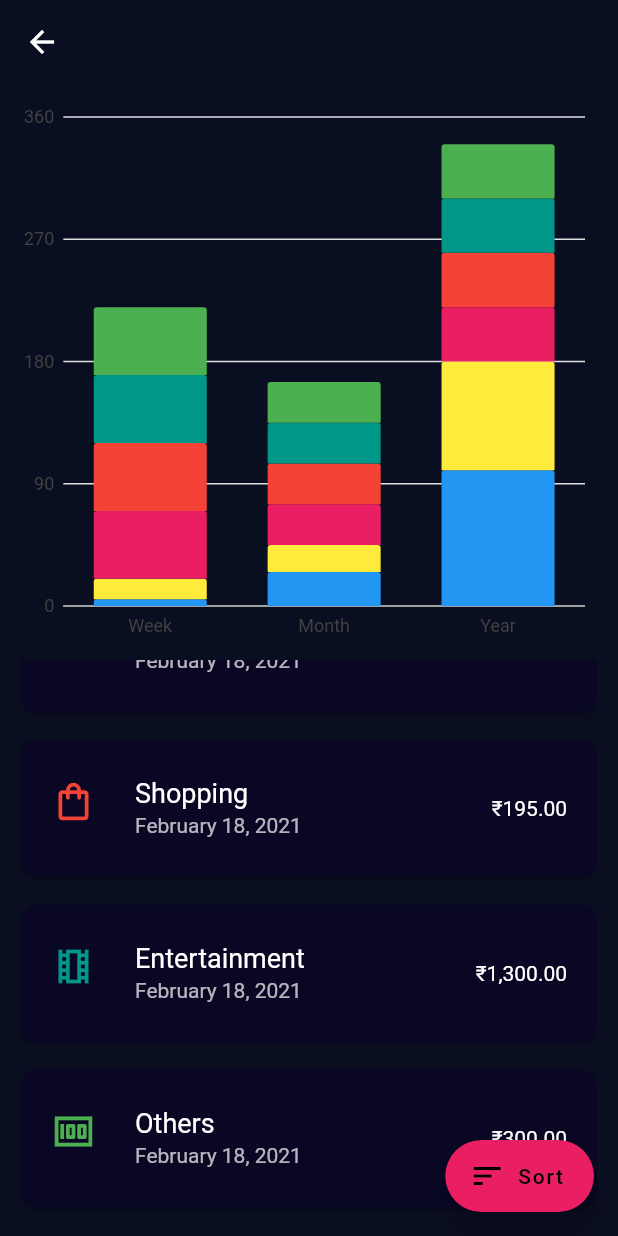
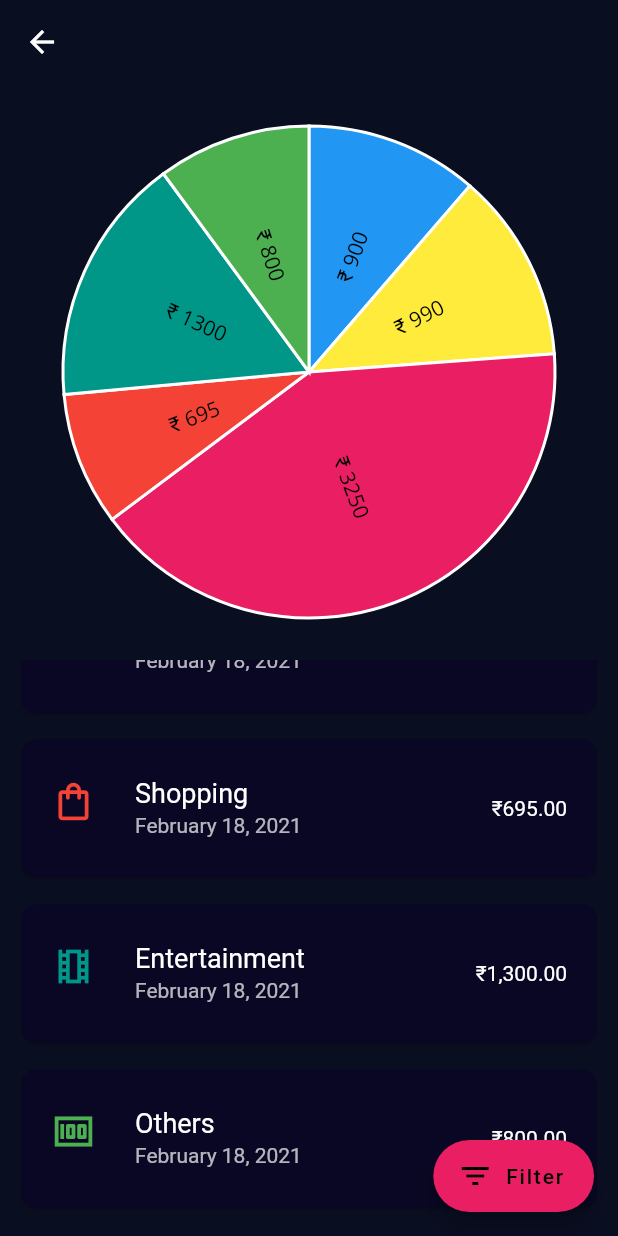
Before and after one commit to be-krishna/expensive, a Flutter app: the ExpenseHistory screen opened directly, scrolled down 296 dp, on a phone screen of 412 x 824 dp. Run offline on Flutter 3.47's test engine with Material 2 defaults, Android fonts, the phone set to English and light mode, and no system bars; our stand-ins replace charts_flutter, font_awesome_flutter.

Commit message:
added charts

```diff
--- a/assets/expense.json
+++ b/assets/expense.json
@@ -145,5 +145,19 @@
         "amount": 500.0,
         "category": 3,
         "note": "Random"
+    },
+    {
+        "date": 20210217,
+        "time": "16:45",
+        "amount": 500.0,
+        "category": 5,
+        "note": "To Shank"
+    },
+    {
+        "date": 20210218,
+        "time": "12:45",
+        "amount": 500.0,
+        "category": 2,
+        "note": "Tie"
     }
 ]
--- a/lib/main.dart
+++ b/lib/main.dart
@@ -1,7 +1,7 @@
-import 'package:expensive/models/expense_data.dart';
 import 'package:flutter/material.dart';
 import 'package:provider/provider.dart';
 
+import 'models/expense_data.dart';
 import 'screens/dashboard.dart';
 
 void main() => runApp(MyApp());
--- a/lib/models/expense_data.dart
+++ b/lib/models/expense_data.dart
@@ -1,9 +1,9 @@
-import 'dart:collection';
 import 'dart:convert';
 
-import 'expense.dart';
 import 'package:flutter/material.dart';
 import 'package:flutter/services.dart' show rootBundle;
+
+import 'expense.dart';
 
 class ExpenseData extends ChangeNotifier {
   ExpenseData() {
--- a/lib/screens/expense_history.dart
+++ b/lib/screens/expense_history.dart
@@ -27,7 +27,7 @@ class _ExpenseHistoryState extends State<ExpenseHistory> {
           Expanded(
               child: Padding(
             padding: const EdgeInsets.all(8.0),
-            child: StatsChart.withSampleData(),
+            child: StatsChart(),
           )),
           Expanded(
             child: ListView(
@@ -79,8 +79,8 @@ class _ExpenseHistoryState extends State<ExpenseHistory> {
       ),
       floatingActionButton: FloatingActionButton.extended(
         backgroundColor: Colors.pink,
-        icon: Icon(Icons.sort),
-        label: Text("Sort"),
+        icon: Icon(Icons.filter_list),
+        label: Text("Filter"),
         onPressed: () async {
           List<Expense> _list = await showModalBottomSheet(
             backgroundColor: Color(0xff0a0e21),
--- a/lib/screens/recent_expenses.dart
+++ b/lib/screens/recent_expenses.dart
@@ -1,7 +1,7 @@
-import 'package:expensive/models/expense.dart';
 import 'package:flutter/material.dart';
 import 'package:provider/provider.dart';
 
+import '../models/expense.dart';
 import '../models/expense_data.dart';
 import '../widgets/list_item.dart';
 
@@ -46,8 +46,8 @@ class _RecentExpenseState extends State<RecentExpense> {
       ),
       floatingActionButton: FloatingActionButton.extended(
         backgroundColor: Colors.pink,
-        icon: Icon(Icons.sort),
-        label: Text("Sort"),
+        icon: Icon(Icons.filter_list),
+        label: Text("Filter"),
         onPressed: () async {
           List<Expense> _list = await showModalBottomSheet(
             backgroundColor: Color(0xff0a0e21),
--- a/lib/widgets/dashboard_chart.dart
+++ b/lib/widgets/dashboard_chart.dart
@@ -9,10 +9,10 @@ class DashboardChart extends StatelessWidget {
   @override
   Widget build(BuildContext context) {
     ExpenseData _provider = Provider.of<ExpenseData>(context);
-    var monthsExpense = _provider.totalOfMonth;
-    var weeksExpense = _provider.totalOfWeek;
-    var yearsExpense = _provider.totalOfYear;
-    var daysExpenses = _provider.totalOfDay;
+    var monthsExpense = _provider.totalOfMonth.toInt();
+    var weeksExpense = _provider.totalOfWeek.toInt();
+    var yearsExpense = _provider.totalOfYear.toInt();
+    var daysExpenses = _provider.totalOfDay.toInt();
 
     return new charts.PieChart(
       _createSampleData(
@@ -66,7 +66,21 @@ class DashboardChart extends StatelessWidget {
         domainFn: (GaugeSegment segment, _) => segment.segment,
         measureFn: (GaugeSegment segment, _) => segment.size,
         colorFn: (GaugeSegment segment, _) => segment.color,
+        labelAccessorFn: (GaugeSegment segment, _) =>
+            '${segment.segment.substring(0, 1)}: ₹${segment.size}',
         data: data,
+        outsideLabelStyleAccessorFn: (GaugeSegment segment, _) =>
+            charts.TextStyleSpec(
+          color: charts.Color.white,
+          fontSize: 14,
+          fontFamily: "OpenSans",
+        ),
+        insideLabelStyleAccessorFn: (GaugeSegment segment, _) =>
+            charts.TextStyleSpec(
+          color: charts.Color.white,
+          fontSize: 12,
+          fontFamily: "OpenSans",
+        ),
       )
     ];
   }
@@ -75,7 +89,7 @@ class DashboardChart extends StatelessWidget {
 /// Sample data type.
 class GaugeSegment {
   final String segment;
-  final double size;
+  final int size;
   final charts.Color color;
 
   GaugeSegment(this.segment, this.size, this.color);
--- a/lib/widgets/latest_epense.dart
+++ b/lib/widgets/latest_expense.dart
@@ -1,5 +1,5 @@
-import 'package:expensive/models/expense_data.dart';
-import 'package:expensive/widgets/list_item.dart';
+import '../models/expense_data.dart';
+import 'list_item.dart';
 import 'package:flutter/material.dart';
 import 'package:provider/provider.dart';
 
--- a/lib/widgets/stats_chart.dart
+++ b/lib/widgets/stats_chart.dart
@@ -1,118 +1,99 @@
-/// Bar chart example
+/// Donut chart with labels example. This is a simple pie chart with a hole in
+/// the middle.
+import 'package:charts_flutter/flutter.dart' as charts;
+import 'package:expensive/models/expense.dart';
+import 'package:expensive/models/expense_data.dart';
 import 'package:flutter/material.dart';
-import 'package:charts_flutter/flutter.dart' as charts;
+import 'package:provider/provider.dart';
 
 class StatsChart extends StatelessWidget {
-  final List<charts.Series> seriesList;
-  final bool animate;
-
-  StatsChart(this.seriesList, {this.animate});
-
-  /// Creates a stacked [BarChart] with sample data and no transition.
-  factory StatsChart.withSampleData() {
-    return new StatsChart(
-      _createSampleData(),
-      // Disable animations for image tests.
-      animate: false,
+  @override
+  Widget build(BuildContext context) {
+    ExpenseData _data = Provider.of<ExpenseData>(context);
+    var food = _data.totalExpenseByCategory(ExpenseCategory.FOOD).toInt();
+    var tran = _data.totalExpenseByCategory(ExpenseCategory.TRANSPORT).toInt();
+    var educ = _data.totalExpenseByCategory(ExpenseCategory.EDUCATION).toInt();
+    var shop = _data.totalExpenseByCategory(ExpenseCategory.SHOPPING).toInt();
+    var ente =
+        _data.totalExpenseByCategory(ExpenseCategory.ENTERTAINMENT).toInt();
+    var othe = _data.totalExpenseByCategory(ExpenseCategory.OTHERS).toInt();
+    return new charts.PieChart(
+      _createSampleData(
+        food: food,
+        tran: tran,
+        edu: educ,
+        shop: shop,
+        ent: ente,
+        oth: othe,
+      ),
+      animate: true,
+      // Configure the width of the pie slices to 60px. The remaining space in
+      // the chart will be left as a hole in the center.
+      //
+      // [ArcLabelDecorator] will automatically position the label inside the
+      // arc if the label will fit. If the label will not fit, it will draw
+      // outside of the arc with a leader line. Labels can always display
+      // inside or outside using [LabelPosition].
+      //
+      // Text style for inside / outside can be controlled independently by
+      // setting [insideLabelStyleSpec] and [outsideLabelStyleSpec].
+      //
+      // Example configuring different styles for inside/outside:
+      //       new charts.ArcLabelDecorator(
+      //          insideLabelStyleSpec: new charts.TextStyleSpec(...),
+      //          outsideLabelStyleSpec: new charts.TextStyleSpec(...)),
+      defaultRenderer: new charts.ArcRendererConfig(
+        arcWidth: 200,
+        arcRendererDecorators: [new charts.ArcLabelDecorator()],
+      ),
     );
   }
 
-  @override
-  Widget build(BuildContext context) {
-    return charts.BarChart(
-      seriesList,
-      animate: animate,
-      barGroupingType: charts.BarGroupingType.stacked,
-    );
-  }
-
-  /// Create series list with multiple series
-  static List<charts.Series<OrdinalSales, String>> _createSampleData() {
-    final foodsAndDrinks = [
-      new OrdinalSales('Week', 5, charts.MaterialPalette.blue.shadeDefault),
-      new OrdinalSales('Month', 25, charts.MaterialPalette.blue.shadeDefault),
-      new OrdinalSales('Year', 100, charts.MaterialPalette.blue.shadeDefault),
-    ];
-
-    final transport = [
-      new OrdinalSales('Week', 15, charts.MaterialPalette.yellow.shadeDefault),
-      new OrdinalSales('Month', 20, charts.MaterialPalette.yellow.shadeDefault),
-      new OrdinalSales('Year', 80, charts.MaterialPalette.yellow.shadeDefault),
-    ];
-
-    final education = [
-      new OrdinalSales('Week', 50, charts.MaterialPalette.pink.shadeDefault),
-      new OrdinalSales('Month', 30, charts.MaterialPalette.pink.shadeDefault),
-      new OrdinalSales('Year', 40, charts.MaterialPalette.pink.shadeDefault),
-    ];
-    final shopping = [
-      new OrdinalSales('Week', 50, charts.MaterialPalette.red.shadeDefault),
-      new OrdinalSales('Month', 30, charts.MaterialPalette.red.shadeDefault),
-      new OrdinalSales('Year', 40, charts.MaterialPalette.red.shadeDefault),
-    ];
-    final entertainment = [
-      new OrdinalSales('Week', 50, charts.MaterialPalette.teal.shadeDefault),
-      new OrdinalSales('Month', 30, charts.MaterialPalette.teal.shadeDefault),
-      new OrdinalSales('Year', 40, charts.MaterialPalette.teal.shadeDefault),
-    ];
-    final others = [
-      new OrdinalSales('Week', 50, charts.MaterialPalette.green.shadeDefault),
-      new OrdinalSales('Month', 30, charts.MaterialPalette.green.shadeDefault),
-      new OrdinalSales('Year', 40, charts.MaterialPalette.green.shadeDefault),
+  static List<charts.Series<Category, int>> _createSampleData({
+    var food,
+    var tran,
+    var edu,
+    var shop,
+    var ent,
+    var oth,
+  }) {
+    final data = [
+      new Category(0, food ?? 100, charts.MaterialPalette.blue.shadeDefault),
+      new Category(1, tran ?? 100, charts.MaterialPalette.yellow.shadeDefault),
+      new Category(2, edu ?? 100, charts.MaterialPalette.pink.shadeDefault),
+      new Category(3, shop ?? 100, charts.MaterialPalette.red.shadeDefault),
+      new Category(4, ent ?? 100, charts.MaterialPalette.teal.shadeDefault),
+      new Category(5, oth ?? 100, charts.MaterialPalette.green.shadeDefault),
     ];
 
     return [
-      new charts.Series<OrdinalSales, String>(
-        id: 'Food',
-        domainFn: (OrdinalSales sales, _) => sales.year,
-        measureFn: (OrdinalSales sales, _) => sales.sales,
-        colorFn: (OrdinalSales sales, _) => sales.color,
-        data: foodsAndDrinks,
-      ),
-      new charts.Series<OrdinalSales, String>(
-        id: 'Transport',
-        domainFn: (OrdinalSales sales, _) => sales.year,
-        measureFn: (OrdinalSales sales, _) => sales.sales,
-        colorFn: (OrdinalSales sales, _) => sales.color,
-        data: transport,
-      ),
-      new charts.Series<OrdinalSales, String>(
-        id: 'Education',
-        domainFn: (OrdinalSales sales, _) => sales.year,
-        measureFn: (OrdinalSales sales, _) => sales.sales,
-        colorFn: (OrdinalSales sales, _) => sales.color,
-        data: education,
-      ),
-      new charts.Series<OrdinalSales, String>(
-        id: 'Shopping',
-        domainFn: (OrdinalSales sales, _) => sales.year,
-        measureFn: (OrdinalSales sales, _) => sales.sales,
-        colorFn: (OrdinalSales sales, _) => sales.color,
-        data: shopping,
-      ),
-      new charts.Series<OrdinalSales, String>(
-        id: 'Entertainment',
-        domainFn: (OrdinalSales sales, _) => sales.year,
-        measureFn: (OrdinalSales sales, _) => sales.sales,
-        colorFn: (OrdinalSales sales, _) => sales.color,
-        data: entertainment,
-      ),
-      new charts.Series<OrdinalSales, String>(
-        id: 'Others',
-        domainFn: (OrdinalSales sales, _) => sales.year,
-        measureFn: (OrdinalSales sales, _) => sales.sales,
-        colorFn: (OrdinalSales sales, _) => sales.color,
-        data: others,
-      ),
+      new charts.Series<Category, int>(
+        id: 'Sales',
+        domainFn: (Category category, _) => category.id,
+        measureFn: (Category category, _) => category.amount,
+        colorFn: (Category category, _) => category.color,
+        data: data,
+        // Set a label accessor to control the text of the arc label.
+        labelAccessorFn: (Category row, _) => '₹ ${row.amount}',
+        outsideLabelStyleAccessorFn: (Category row, _) => charts.TextStyleSpec(
+          color: charts.Color.white,
+          fontSize: 14,
+        ),
+        insideLabelStyleAccessorFn: (Category row, _) => charts.TextStyleSpec(
+          color: charts.Color.black,
+          fontSize: 14,
+          fontFamily: "OpenSans",
+        ),
+      )
     ];
   }
 }
 
-/// Sample ordinal data type.
-class OrdinalSales {
-  final String year;
-  final int sales;
+/// Sample linear data type.
+class Category {
+  final int id;
+  final int amount;
   final charts.Color color;
 
-  OrdinalSales(this.year, this.sales, this.color);
+  Category(this.id, this.amount, this.color);
 }
```
Also changed, not shown: lib/screens/dashboard.dart (+4 -4 lines).
